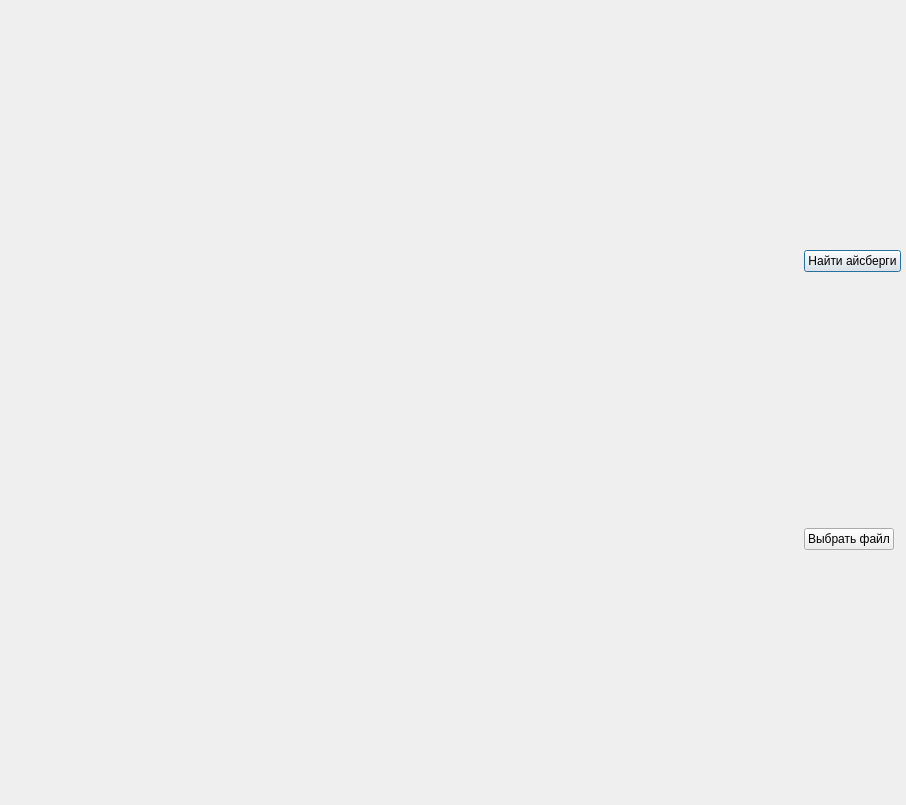
Qt form application/interface.ui (EuthanasiaTrip/samsung-ice) before a commit.
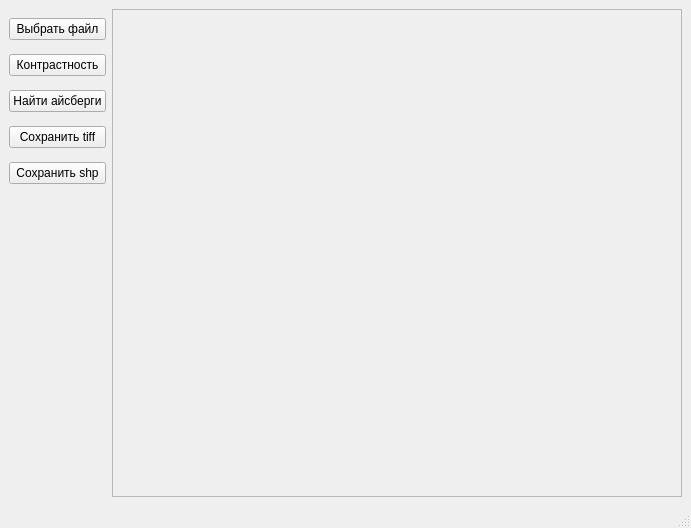
The same form after that commit.

```diff
--- a/application/interface.ui
+++ b/application/interface.ui
@@ -1,69 +1,35 @@
 <?xml version="1.0" encoding="UTF-8"?>
 <ui version="4.0">
- <class>Dialog</class>
- <widget class="QDialog" name="Dialog">
+ <class>MainWindow</class>
+ <widget class="QMainWindow" name="MainWindow">
   <property name="geometry">
    <rect>
     <x>0</x>
     <y>0</y>
-    <width>906</width>
-    <height>805</height>
+    <width>691</width>
+    <height>528</height>
    </rect>
   </property>
-  <property name="sizePolicy">
-   <sizepolicy hsizetype="MinimumExpanding" vsizetype="Preferred">
-    <horstretch>0</horstretch>
-    <verstretch>0</verstretch>
-   </sizepolicy>
-  </property>
   <property name="windowTitle">
    <string>Dialog</string>
   </property>
-  <widget class="QWidget" name="horizontalLayoutWidget">
-   <property name="geometry">
-    <rect>
-     <x>0</x>
-     <y>0</y>
-     <width>901</width>
-     <height>801</height>
-    </rect>
-   </property>
+  <widget class="QWidget" name="centralwidget">
    <layout class="QHBoxLayout" name="horizontalLayout">
-    <item>
-     <widget class="QLabel" name="label">
-      <property name="enabled">
-       <bool>true</bool>
-      </property>
-      <property name="sizePolicy">
-       <sizepolicy hsizetype="Expanding" vsizetype="Preferred">
-        <horstretch>0</horstretch>
-        <verstretch>0</verstretch>
-       </sizepolicy>
-      </property>
-      <property name="text">
-       <string/>
-      </property>
-     </widget>
-    </item>
     <item>
      <layout class="QVBoxLayout" name="verticalLayout">
       <property name="spacing">
-       <number>6</number>
+       <number>5</number>
       </property>
       <property name="sizeConstraint">
        <enum>QLayout::SizeConstraint::SetDefaultConstraint</enum>
       </property>
+      <property name="bottomMargin">
+       <number>300</number>
+      </property>
       <item>
-       <widget class="QPushButton" name="pushButton_2">
-        <property name="text">
-         <string>Найти айсберги</string>
-        </property>
-       </widget>
-      </item>
-      <item>
-       <widget class="QPushButton" name="pushButton">
+       <widget class="QPushButton" name="selectFileButton">
         <property name="sizePolicy">
-         <sizepolicy hsizetype="Maximum" vsizetype="Fixed">
+         <sizepolicy hsizetype="Minimum" vsizetype="Fixed">
           <horstretch>0</horstretch>
           <verstretch>0</verstretch>
          </sizepolicy>
@@ -73,10 +39,75 @@
         </property>
        </widget>
       </item>
+      <item>
+       <widget class="QPushButton" name="contrastMenuButton">
+        <property name="text">
+         <string>Контрастность</string>
+        </property>
+       </widget>
+      </item>
+      <item>
+       <widget class="QPushButton" name="findIcebergsButton">
+        <property name="text">
+         <string>Найти айсберги</string>
+        </property>
+       </widget>
+      </item>
+      <item>
+       <widget class="QPushButton" name="saveTiffButton">
+        <property name="text">
+         <string>Сохранить tiff</string>
+        </property>
+       </widget>
+      </item>
+      <item>
+       <widget class="QPushButton" name="saveShpButton">
+        <property name="text">
+         <string>Сохранить shp</string>
+        </property>
+       </widget>
+      </item>
      </layout>
     </item>
+    <item>
+     <widget class="QScrollArea" name="scrollArea">
+      <property name="widgetResizable">
+       <bool>true</bool>
+      </property>
+      <widget class="QWidget" name="scrollAreaWidgetContents">
+       <property name="geometry">
+        <rect>
+         <x>0</x>
+         <y>0</y>
+         <width>567</width>
+         <height>465</height>
+        </rect>
+       </property>
+       <layout class="QGridLayout" name="gridLayout">
+        <item row="0" column="0">
+         <widget class="QLabel" name="label">
+          <property name="text">
+           <string/>
+          </property>
+         </widget>
+        </item>
+       </layout>
+      </widget>
+     </widget>
+    </item>
    </layout>
   </widget>
+  <widget class="QMenuBar" name="menubar">
+   <property name="geometry">
+    <rect>
+     <x>0</x>
+     <y>0</y>
+     <width>691</width>
+     <height>22</height>
+    </rect>
+   </property>
+  </widget>
+  <widget class="QStatusBar" name="statusbar"/>
  </widget>
  <resources/>
  <connections/>
```
Left out of the diff: 2 changed lines with no effect on the pictures.
